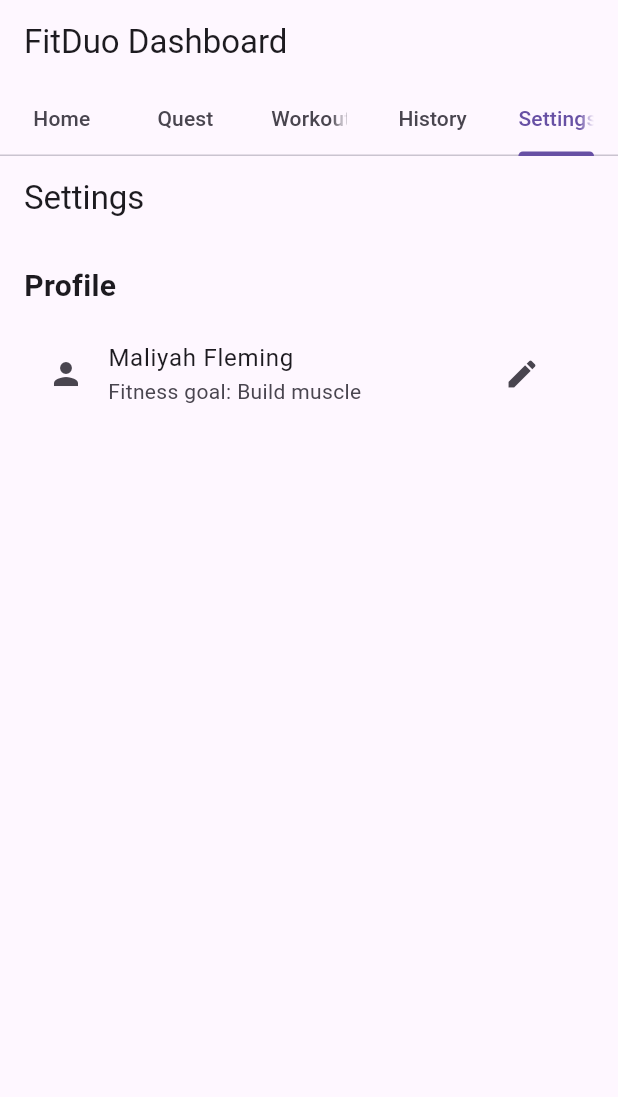
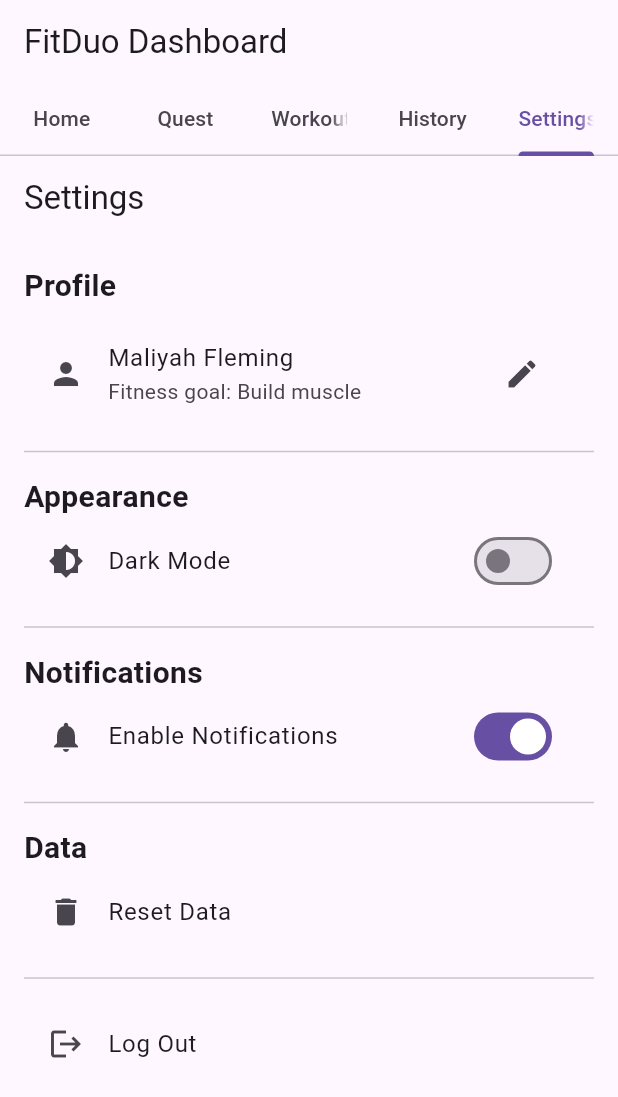
Before and after one commit to boizura/FitDuo, a Flutter app: the screen it shows after launch, tab 5 chosen, on a phone screen of 412 x 824 dp. Shown: the top 1097 px of the screen. Run offline on Flutter 3.47's test engine with Material 3 defaults, Android fonts, the light colour scheme and no system bars.

Commit message:
added features dark mode/notifications/data management/logout

```diff
--- a/lib/screens/settings_screens.dart
+++ b/lib/screens/settings_screens.dart
@@ -9,8 +9,8 @@ class SettingsScreen extends StatefulWidget {
 }
 
 class _SettingsScreenState extends State<SettingsScreen> {
-
-
+bool isDarkMode = false;
+bool notificationsEnabled = true;
 String userName = "Maliyah Fleming";
 String fitnessGoal = "Build muscle";
 
@@ -34,9 +34,58 @@ String fitnessGoal = "Build muscle";
               trailing: IconButton(
                 icon: const Icon(Icons.edit),
                 onPressed: () {
-
                 },
                 ),
+            ),
+            const Divider(height: 32),
+
+            // Dark Mode
+            const Text("Appearance", style: TextStyle(fontSize: 20, fontWeight: FontWeight.bold)),
+            SwitchListTile(
+              title: const Text("Dark Mode"),
+              value: isDarkMode,
+              onChanged: (val) {
+                setState(() {
+                  isDarkMode = val;
+
+                });
+              },
+              secondary: const Icon(Icons.brightness_6),
+              ),
+              const Divider(height: 32),
+              // Notifications
+              const Text("Notifications", style: TextStyle(fontSize: 20, fontWeight: FontWeight.bold)),
+              SwitchListTile(
+                title: const Text("Enable Notifications"),
+                value: notificationsEnabled,
+                onChanged: (val){
+                  setState(() {
+                    notificationsEnabled = val;
+                  });
+                },
+                secondary: const Icon(Icons.notifications),
+                ),
+            const Divider(height: 32),
+
+            // Data management
+            const Text("Data",style: TextStyle(fontSize: 20,fontWeight: FontWeight.bold)),
+            ListTile(
+              leading: const Icon(Icons.delete),
+              title: const Text("Reset Data"),
+              onTap: (){
+
+              },
+            ),
+
+            const Divider(height: 32),
+
+            // logout
+            ListTile(
+              leading: const Icon(Icons.logout),
+              title: const Text("Log Out"),
+              onTap: () {
+
+              },
             )
           ]
 
```
